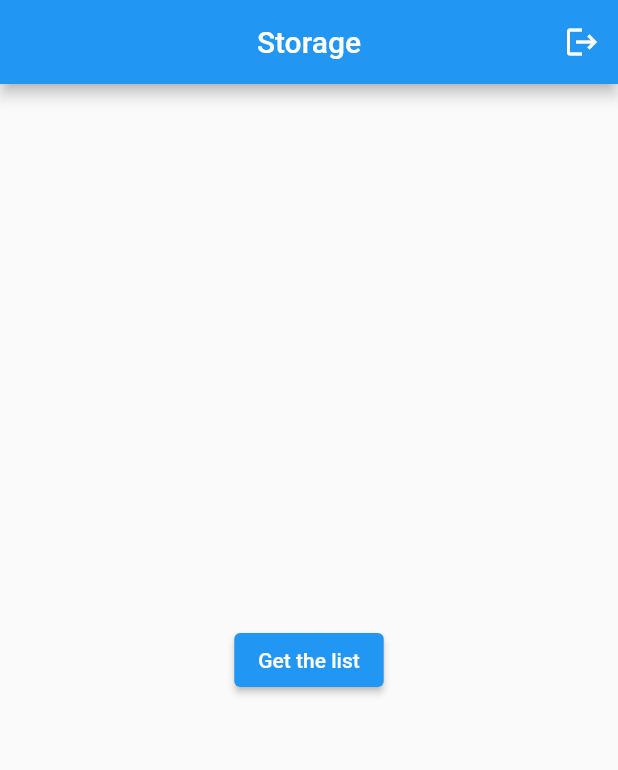
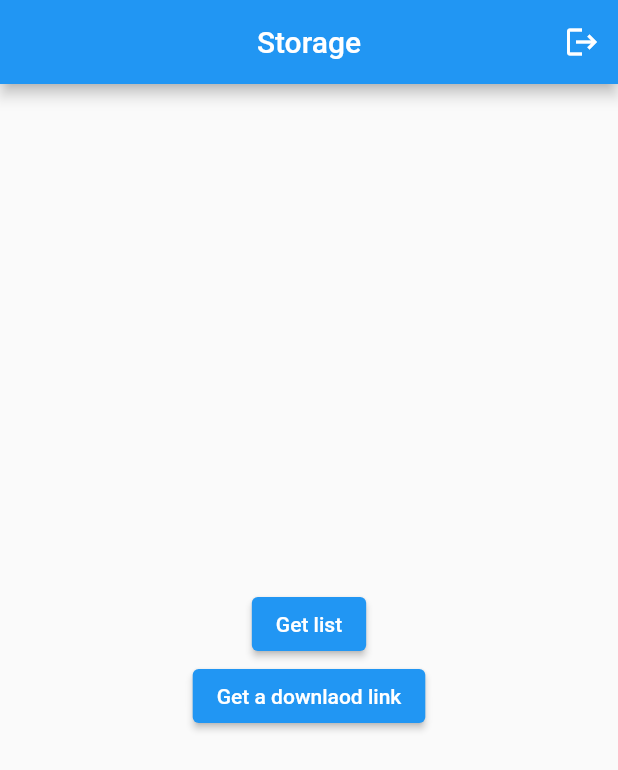
Before and after one commit to thetahmeed/Flutter, a Flutter app: the screen it shows once a user with an empty profile is signed in, on a phone screen of 412 x 824 dp. Shown: the top 770 px of the screen. Run offline on Flutter 3.47's test engine with Material 2 defaults, Android fonts, the phone set to English and light mode, and no system bars; our stand-ins replace carousel_slider, cloud_firestore, curved_navigation_bar, firebase_auth, firebase_core, firebase_database and 6 more; accounts and stored records are empty.

Commit message:
2. Storage (Get the download link)

```diff
--- a/fireprac/lib/pages/storage.dart
+++ b/fireprac/lib/pages/storage.dart
@@ -49,9 +49,23 @@ class _FbStorageState extends State<FbStorage> {
       ),
       body: Container(
         alignment: Alignment.center,
-        child:
-            ElevatedButton(onPressed: listExample, child: Text('Get the list')),
+        child: Column(
+          mainAxisAlignment: MainAxisAlignment.center,
+          children: [
+            ElevatedButton(onPressed: listExample, child: Text('Get list')),
+            ElevatedButton(
+                onPressed: _getTheDownloadLink,
+                child: Text('Get a downlaod link')),
+          ],
+        ),
       ),
     );
   }
+
+  Future<void> _getTheDownloadLink() async {
+    String downloadURL = await firebase_storage.FirebaseStorage.instance
+        .ref('dp/walt1.png')
+        .getDownloadURL();
+    print(downloadURL);
+  }
 }
```
